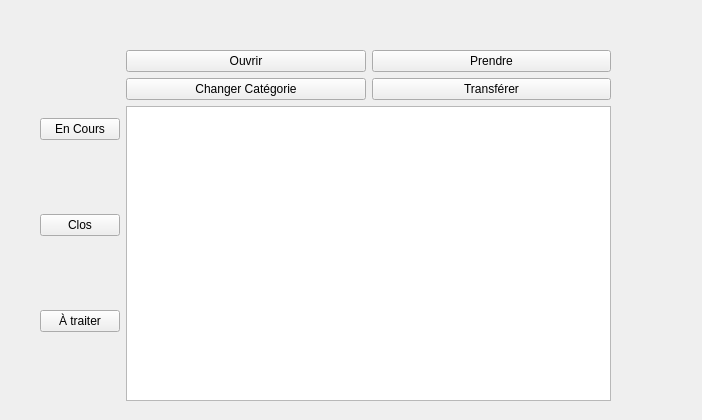
This is src/vues/VueIngeTech.ui in LudovicTagnon/EasyTicket as Qt 5 draws it before an edit. The edited form follows.
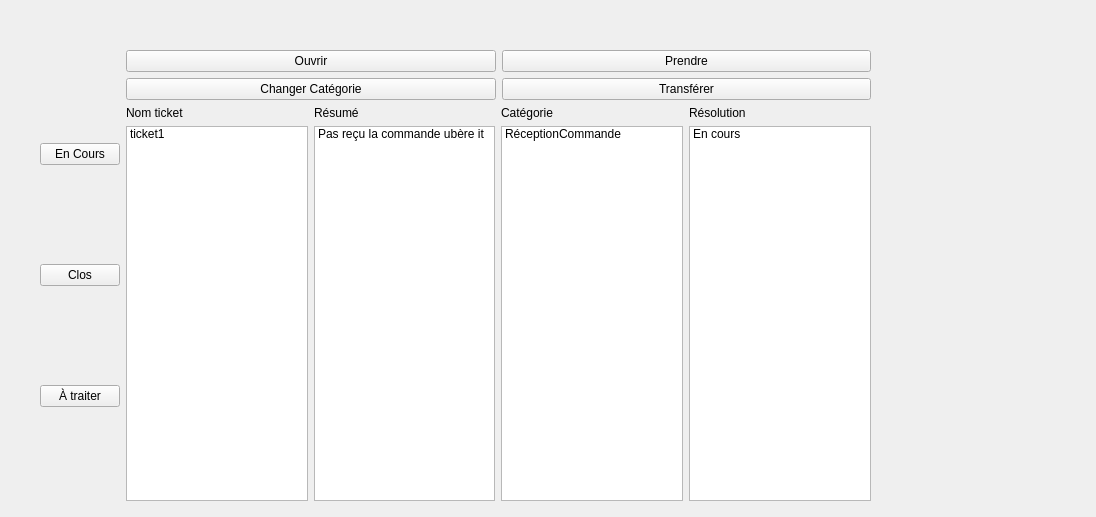
This is the edited form.

What changed in the file:
```diff
--- a/src/vues/VueIngeTech.ui
+++ b/src/vues/VueIngeTech.ui
@@ -6,8 +6,8 @@
    <rect>
     <x>0</x>
     <y>0</y>
-    <width>702</width>
-    <height>420</height>
+    <width>1096</width>
+    <height>517</height>
    </rect>
   </property>
   <property name="windowTitle">
@@ -18,8 +18,8 @@
     <rect>
      <x>40</x>
      <y>50</y>
-     <width>571</width>
-     <height>351</height>
+     <width>831</width>
+     <height>451</height>
     </rect>
    </property>
    <layout class="QHBoxLayout" name="horizontalLayout">
@@ -83,7 +83,88 @@
        </layout>
       </item>
       <item>
-       <widget class="QListView" name="listView"/>
+       <layout class="QHBoxLayout" name="horizontalLayout_2">
+        <item>
+         <layout class="QVBoxLayout" name="verticalLayout">
+          <item>
+           <widget class="QLabel" name="label">
+            <property name="text">
+             <string>Nom ticket</string>
+            </property>
+           </widget>
+          </item>
+          <item>
+           <widget class="QListWidget" name="listWidget_2">
+            <item>
+             <property name="text">
+              <string>ticket1</string>
+             </property>
+            </item>
+           </widget>
+          </item>
+         </layout>
+        </item>
+        <item>
+         <layout class="QVBoxLayout" name="verticalLayout_4">
+          <item>
+           <widget class="QLabel" name="label_4">
+            <property name="text">
+             <string>Résumé</string>
+            </property>
+           </widget>
+          </item>
+          <item>
+           <widget class="QListWidget" name="listWidget_4">
+            <item>
+             <property name="text">
+              <string>Pas reçu la commande ubère it</string>
+             </property>
+            </item>
+           </widget>
+          </item>
+         </layout>
+        </item>
+        <item>
+         <layout class="QVBoxLayout" name="verticalLayout_2">
+          <item>
+           <widget class="QLabel" name="label_2">
+            <property name="text">
+             <string>Catégorie</string>
+            </property>
+           </widget>
+          </item>
+          <item>
+           <widget class="QListWidget" name="listWidget_3">
+            <item>
+             <property name="text">
+              <string>RéceptionCommande</string>
+             </property>
+            </item>
+           </widget>
+          </item>
+         </layout>
+        </item>
+        <item>
+         <layout class="QVBoxLayout" name="verticalLayout_3">
+          <item>
+           <widget class="QLabel" name="label_3">
+            <property name="text">
+             <string>Résolution</string>
+            </property>
+           </widget>
+          </item>
+          <item>
+           <widget class="QListWidget" name="listWidget">
+            <item>
+             <property name="text">
+              <string>En cours</string>
+             </property>
+            </item>
+           </widget>
+          </item>
+         </layout>
+        </item>
+       </layout>
       </item>
      </layout>
     </item>
```
